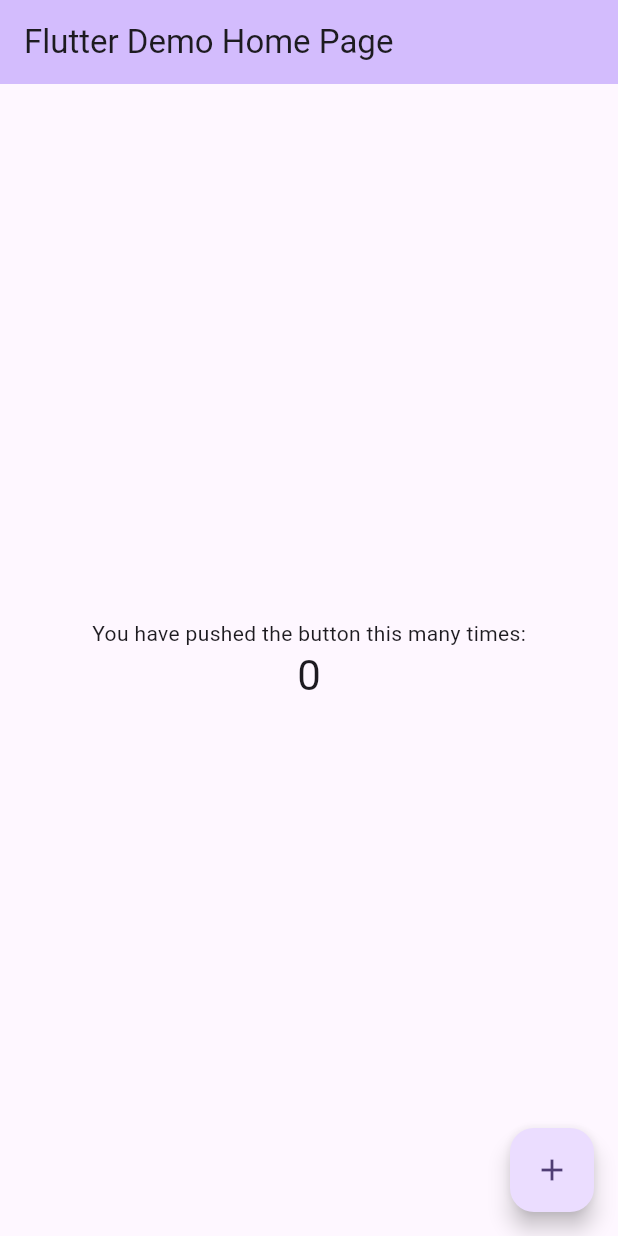
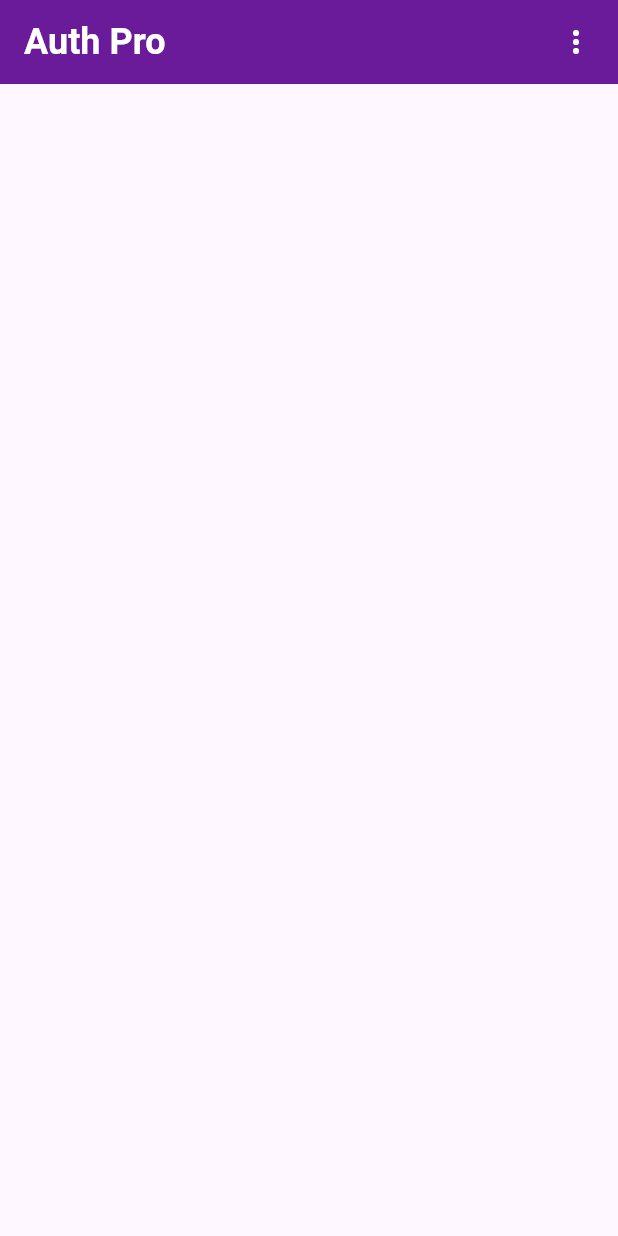
Before and after one commit to KP717/test_pro, a Flutter app: the screen it shows after launch, on a phone screen of 412 x 824 dp. Run offline on Flutter 3.47's test engine with Material 3 defaults, Android fonts, the phone set to English and light mode, and no system bars.

Commit message:
initial commit

```diff
--- a/lib/main.dart
+++ b/lib/main.dart
@@ -1,122 +1,44 @@
 import 'package:flutter/material.dart';
 
-void main() {
-  runApp(const MyApp());
+void main(){
+  runApp(MyApp());
 }
 
-class MyApp extends StatelessWidget {
+
+class MyApp extends StatelessWidget{
   const MyApp({super.key});
 
-  // This widget is the root of your application.
   @override
-  Widget build(BuildContext context) {
+  Widget build(BuildContext context){
     return MaterialApp(
-      title: 'Flutter Demo',
+      debugShowCheckedModeBanner: false,
       theme: ThemeData(
-        // This is the theme of your application.
-        //
-        // TRY THIS: Try running your application with "flutter run". You'll see
-        // the application has a purple toolbar. Then, without quitting the app,
-        // try changing the seedColor in the colorScheme below to Colors.green
-        // and then invoke "hot reload" (save your changes or press the "hot
-        // reload" button in a Flutter-supported IDE, or press "r" if you used
-        // the command line to start the app).
-        //
-        // Notice that the counter didn't reset back to zero; the application
-        // state is not lost during the reload. To reset the state, use hot
-        // restart instead.
-        //
-        // This works for code too, not just values: Most code changes can be
-        // tested with just a hot reload.
+        appBarTheme: AppBarTheme(
+          backgroundColor: Colors.purple[800],
+          titleTextStyle: TextStyle(color: Colors.white, fontSize: 24,fontWeight: FontWeight.w600),
+        ),
         colorScheme: .fromSeed(seedColor: Colors.deepPurple),
       ),
-      home: const MyHomePage(title: 'Flutter Demo Home Page'),
+      home: HomePage(),
     );
   }
 }
 
-class MyHomePage extends StatefulWidget {
-  const MyHomePage({super.key, required this.title});
 
-  // This widget is the home page of your application. It is stateful, meaning
-  // that it has a State object (defined below) that contains fields that affect
-  // how it looks.
+class HomePage extends StatefulWidget{
 
-  // This class is the configuration for the state. It holds the values (in this
-  // case the title) provided by the parent (in this case the App widget) and
-  // used by the build method of the State. Fields in a Widget subclass are
-  // always marked "final".
-
-  final String title;
+  const HomePage({super.key});
 
   @override
-  State<MyHomePage> createState() => _MyHomePageState();
+  State<StatefulWidget> createState() => _HomePage();
 }
 
-class _MyHomePageState extends State<MyHomePage> {
-  int _counter = 0;
-
-  void _incrementCounter() {
-    setState(() {
-      // This call to setState tells the Flutter framework that something has
-      // changed in this State, which causes it to rerun the build method below
-      // so that the display can reflect the updated values. If we changed
-      // _counter without calling setState(), then the build method would not be
-      // called again, and so nothing would appear to happen.
-      _counter++;
-    });
-  }
+class _HomePage extends State<HomePage>{
 
   @override
-  Widget build(BuildContext context) {
-    // This method is rerun every time setState is called, for instance as done
-    // by the _incrementCounter method above.
-    //
-    // The Flutter framework has been optimized to make rerunning build methods
-    // fast, so that you can just rebuild anything that needs updating rather
-    // than having to individually change instances of widgets.
+  Widget build(BuildContext context){
     return Scaffold(
-      appBar: AppBar(
-        // TRY THIS: Try changing the color here to a specific color (to
-        // Colors.amber, perhaps?) and trigger a hot reload to see the AppBar
-        // change color while the other colors stay the same.
-        backgroundColor: Theme.of(context).colorScheme.inversePrimary,
-        // Here we take the value from the MyHomePage object that was created by
-        // the App.build method, and use it to set our appbar title.
-        title: Text(widget.title),
-      ),
-      body: Center(
-        // Center is a layout widget. It takes a single child and positions it
-        // in the middle of the parent.
-        child: Column(
-          // Column is also a layout widget. It takes a list of children and
-          // arranges them vertically. By default, it sizes itself to fit its
-          // children horizontally, and tries to be as tall as its parent.
-          //
-          // Column has various properties to control how it sizes itself and
-          // how it positions its children. Here we use mainAxisAlignment to
-          // center the children vertically; the main axis here is the vertical
-          // axis because Columns are vertical (the cross axis would be
-          // horizontal).
-          //
-          // TRY THIS: Invoke "debug painting" (choose the "Toggle Debug Paint"
-          // action in the IDE, or press "p" in the console), to see the
-          // wireframe for each widget.
-          mainAxisAlignment: .center,
-          children: [
-            const Text('You have pushed the button this many times:'),
-            Text(
-              '$_counter',
-              style: Theme.of(context).textTheme.headlineMedium,
-            ),
-          ],
-        ),
-      ),
-      floatingActionButton: FloatingActionButton(
-        onPressed: _incrementCounter,
-        tooltip: 'Increment',
-        child: const Icon(Icons.add),
-      ),
+      appBar: AppBar(title: Text("Auth Pro"),actionsPadding: EdgeInsets.only(right: 16),actions: [Icon(Icons.more_vert,color: Colors.white,)],),
     );
   }
 }
```
Also changed, not shown: 2 other files.
